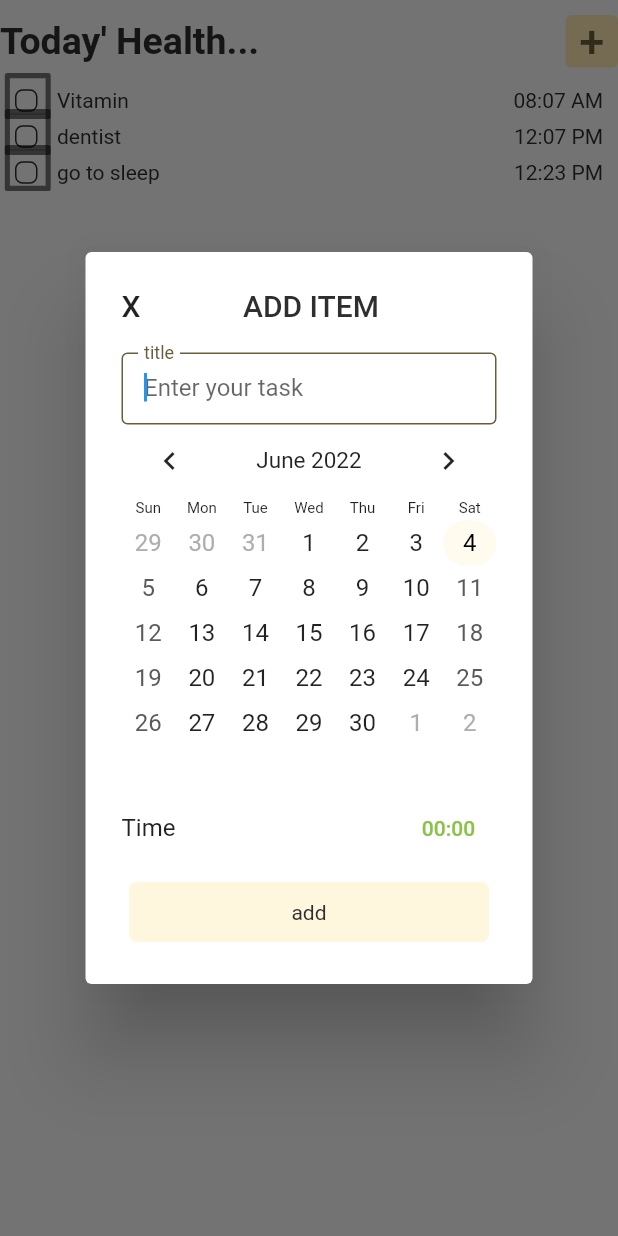
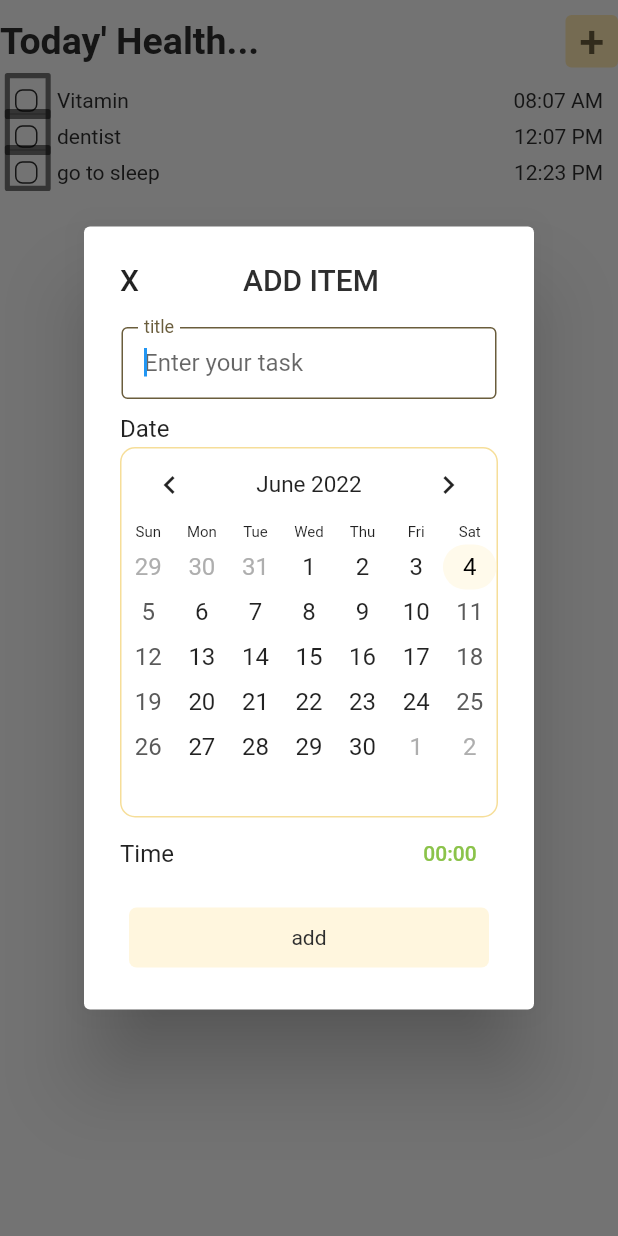
Before and after one commit to HCI-CEO/LifeIsAnEgg, a Flutter app: the HealthList widget shown alone on an empty page, opened directly, after a tap on an icon or button, on a phone screen of 412 x 824 dp. Run offline on Flutter 3.47's test engine with Material 2 defaults, Android fonts, the phone set to English and light mode, and no system bars; drawn by our look-alikes of table_calendar.

Commit message:
add: modify selected date style

```diff
--- a/lib/health.dart
+++ b/lib/health.dart
@@ -38,6 +38,7 @@ class _HealthListState extends State<HealthList> {
   bool _inputIsFixed = false;
   final _selectedDays = <DateTime>[];
   DateTime _selectedTime = DateTime(1970,1,1, 0, 0,1);
+  DateTime _focusedDay = DateTime.now();
 
 
 
@@ -245,6 +246,25 @@ class _HealthListState extends State<HealthList> {
     );
   }
 
+  // 선택된 날짜 표시
+  Widget _buildEventsMarkerNum(DateTime day) {
+    return AnimatedContainer(
+      duration: const Duration(milliseconds: 500),
+      decoration: const BoxDecoration(
+        shape: BoxShape.rectangle,
+        color: Color(0xFFFFF0C2),
+      ),
+      child: Center(
+        child: Text(
+          day.day.toString(),
+          style: const TextStyle().copyWith(
+            color: const Color(0xff2d2d2d),
+          ),
+        ),
+      ),
+    );
+  }
+
   @override
   void dispose() {
     _inputTodoController.dispose(); // 컨트롤러는 종료시 반드시 해제해줘야 함
@@ -334,15 +354,26 @@ class _HealthListState extends State<HealthList> {
                                                         )
                                                     ),
                                                   ),
+                                                  Row(
+                                                    mainAxisAlignment: MainAxisAlignment.start,
+                                                    children: const [Text('Date', style: TextStyle(height:2),)]
+                                                  ),
                                                   Flexible(
+                                                    child: Container(
+                                                      decoration: BoxDecoration(
+                                                        borderRadius: const BorderRadius.all(Radius.circular(10)),
+                                                        border: Border.all(
+                                                            color:const Color(0xFFF6DE99)
+                                                        ),
+                                                      ),
                                                       child:SizedBox(
                                                           width: 250,
                                                           height: 245,
                                                           child: TableCalendar(
                                                             rowHeight: 30,
-                                                          focusedDay: DateTime.now(),
-                                                          firstDay: DateTime(2022,1,1),
-                                                          lastDay: DateTime(2022,12,31),
+                                                            focusedDay: _focusedDay,
+                                                            firstDay: DateTime(2020),
+                                                            lastDay: DateTime(2030),
                                                             headerStyle: const HeaderStyle(
                                                               headerMargin: EdgeInsets.only(left:0, top:0, right:0, bottom:0),
                                                               headerPadding: EdgeInsets.symmetric(vertical: 0),
@@ -354,18 +385,21 @@ class _HealthListState extends State<HealthList> {
                                                               cellMargin: EdgeInsets.all(0),
                                                               cellPadding: EdgeInsets.all(0),
                                                               todayDecoration: BoxDecoration(
-                                                                  color: Color.fromARGB(120, 255, 246, 222),
+                                                                  color: Color.fromARGB(
+                                                                      153, 255,
+                                                                      246, 222),
                                                                   borderRadius: BorderRadius.all(Radius.circular(300))
                                                               ),
                                                               todayTextStyle: TextStyle(
                                                                 color: Colors.black,
                                                               ),
-                                                              markerDecoration: BoxDecoration(
-                                                                shape: BoxShape.circle,
-                                                                color: Color.fromARGB(100, 139, 195, 74),
                                                             ),
-                                                              markerSizeScale: 1.1,
-                                                              markersOffset: PositionedOffset(top: -10)
+                                                            calendarBuilders: CalendarBuilders(
+                                                                markerBuilder: (context, date, events) {
+                                                                  if (_selectedDays.contains(date)) {
+                                                                    return _buildEventsMarkerNum(date);
+                                                                  }
+                                                                }
                                                             ),
                                                             daysOfWeekStyle: const DaysOfWeekStyle(
                                                               weekdayStyle: TextStyle(fontSize:10),
@@ -373,6 +407,7 @@ class _HealthListState extends State<HealthList> {
                                                             ),
                                                             onDaySelected: (selectedDay, _){
                                                               setState((){
+                                                                _focusedDay = selectedDay;
                                                                 if(_selectedDays.contains(selectedDay)){
                                                                   _selectedDays.remove(selectedDay);
                                                                 }
@@ -381,13 +416,8 @@ class _HealthListState extends State<HealthList> {
                                                                 }
                                                               });
                                                             },
-                                                          eventLoader: (day){
-                                                            if(_selectedDays.contains(day))
-                                                              return ['check'];
-                                                            else
-                                                              return [];
-                                                          },
                                                           )
+                                                      ),
                                                     ),
                                                   ),
                                                   Row(
```
Lines whose indentation alone changed are shown as unchanged.
